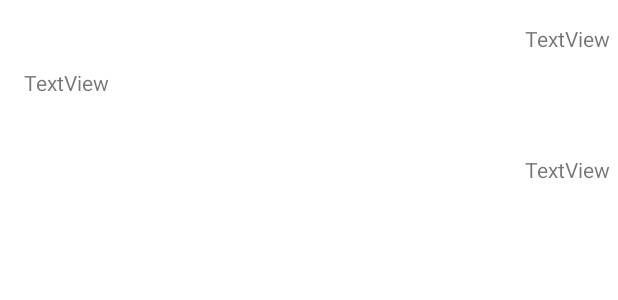
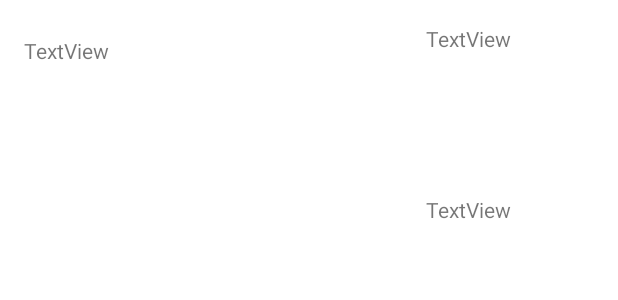
Before and after one commit to VinhPham2412/SmartOrder, an Android app: the layout order_history.xml on its own in the app's theme, with its tools: preview values and no code run, on a phone screen of 412 x 824 dp. Shown: the top 300 px of the screen. Run offline under Robolectric (Android 15) with nearby library versions, the phone set to English and light mode, and no system bars.

Commit message:
add history order for customer v0.1

```diff
--- a/app/src/main/java/model/OrderDetail.java
+++ b/app/src/main/java/model/OrderDetail.java
@@ -36,11 +36,11 @@ public class OrderDetail {
         this.isAccepted=isAccepted;
     }
 
-    public boolean isAccepted() {
+    public boolean getIsAccepted() {
         return isAccepted;
     }
 
-    public void setAccepted(boolean accepted) {
+    public void setIsAccepted(boolean accepted) {
         isAccepted = accepted;
     }
 
@@ -56,7 +56,7 @@ public class OrderDetail {
         return isSeen;
     }
 
-    public void setISSeen(boolean seen) {
+    public void setIsSeen(boolean seen) {
         isSeen = seen;
     }
 
--- a/app/src/main/java/model/ProcessOrder.java
+++ b/app/src/main/java/model/ProcessOrder.java
@@ -109,6 +109,7 @@ public class ProcessOrder {
     @Exclude
     public Map<String, Object> toMap() {
         HashMap<String, Object> result = new HashMap<>();
+        result.put("id",id);
         result.put("userId", userId);
         result.put("name", name);
         result.put("phone", phone);
--- a/app/src/main/res/layout/order_history.xml
+++ b/app/src/main/res/layout/order_history.xml
@@ -9,19 +9,11 @@
         android:id="@+id/txtHistoryTime"
         android:layout_width="wrap_content"
         android:layout_height="wrap_content"
-        android:layout_marginStart="350dp"
+        android:layout_marginStart="284dp"
         android:layout_marginTop="16dp"
+        android:layout_marginEnd="16dp"
         android:text="TextView"
-        app:layout_constraintStart_toStartOf="parent"
-        app:layout_constraintTop_toTopOf="parent" />
-
-    <TextView
-        android:id="@+id/txtHistoryFood"
-        android:layout_width="wrap_content"
-        android:layout_height="wrap_content"
-        android:layout_marginStart="16dp"
-        android:layout_marginTop="45dp"
-        android:text="TextView"
+        app:layout_constraintEnd_toEndOf="parent"
         app:layout_constraintStart_toStartOf="parent"
         app:layout_constraintTop_toTopOf="parent" />
 
@@ -29,8 +21,21 @@
         android:id="@+id/txtHistoryStatus"
         android:layout_width="wrap_content"
         android:layout_height="wrap_content"
-        android:layout_marginStart="350dp"
-        android:layout_marginTop="103dp"
+        android:layout_marginStart="284dp"
+        android:layout_marginTop="130dp"
+        android:layout_marginBottom="24dp"
+        android:text="TextView"
+        app:layout_constraintBottom_toBottomOf="parent"
+        app:layout_constraintStart_toStartOf="parent"
+        app:layout_constraintTop_toTopOf="parent"
+        app:layout_constraintVertical_bias="0.0" />
+
+    <TextView
+        android:id="@+id/txtHistoryFood"
+        android:layout_width="wrap_content"
+        android:layout_height="wrap_content"
+        android:layout_marginStart="16dp"
+        android:layout_marginTop="24dp"
         android:text="TextView"
         app:layout_constraintStart_toStartOf="parent"
         app:layout_constraintTop_toTopOf="parent" />
```
Also changed, not shown: app/src/main/java/adapter/OrderHistoryAdapter.java (+58 -3 lines), app/src/main/java/com/example/su21g3project/AccountActivity.java (+7 -1 lines), app/src/main/java/com/example/su21g3project/Customer/BookedHistory.java (+0 -18 lines), app/src/main/java/com/example/su21g3project/Customer/OrderHistory.java (+83 -3 lines), app/src/main/res/layout/activity_account.xml (+11 -31 lines), app/src/main/res/layout/activity_customer_order_history.xml (added, +16 -0 lines).
